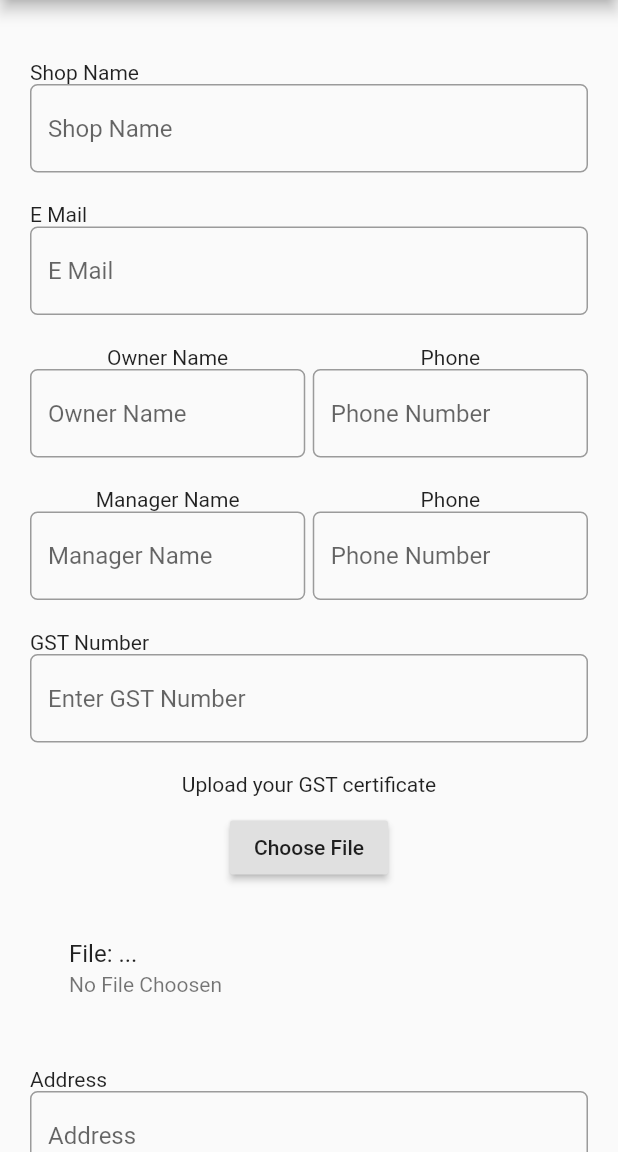
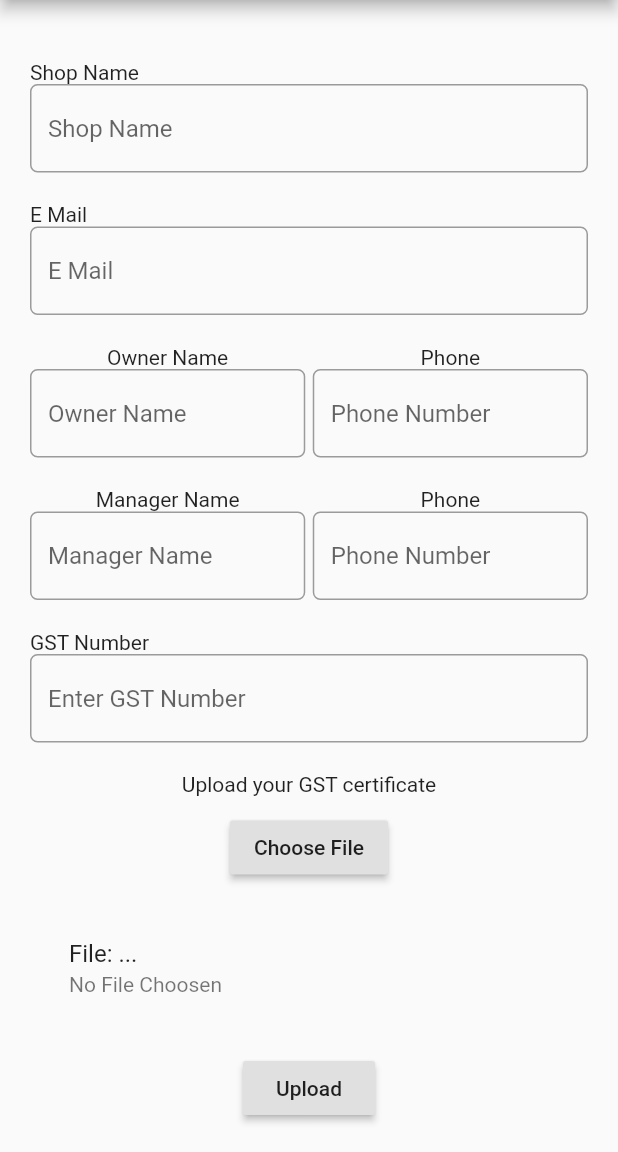
Before and after one commit to i-tick/seller-master, a Flutter app: the SellerRegister screen opened directly, on a phone screen of 412 x 824 dp, the part 84-1236 px from its top. Run offline on Flutter 3.47's test engine with Material 2 defaults, Android fonts, the phone set to English and light mode, and no system bars; our stand-ins replace carousel_pro, cloud_firestore, file_picker, firebase_auth, firebase_database, firebase_storage and 1 more; accounts and stored records are empty.

```diff
--- a/lib/pages/register.dart
+++ b/lib/pages/register.dart
@@ -1,5 +1,8 @@
+import 'dart:io';
+
 import 'package:cloud_firestore/cloud_firestore.dart';
 import 'package:firebase_auth/firebase_auth.dart';
+import 'package:firebase_storage/firebase_storage.dart';
 import 'package:flutter/cupertino.dart';
 import 'package:flutter/material.dart';
 
@@ -14,6 +17,10 @@ FirebaseUser user;
 FirebaseAuth _auth=FirebaseAuth.instance;
 class _SellerRegisterState extends State<SellerRegister> {
   bool _isSeller=true;
+  String path;
+  String url,url1;
+  //File file=new File(path);
+  File file,file1;
 
   String _emailid;
   String _password;
@@ -359,7 +366,8 @@ class _SellerRegisterState extends State<SellerRegister> {
                             itemBuilder: (BuildContext context, int index) {
                               final bool isMultiPath = _paths != null && _paths.isNotEmpty;
                               final String name = 'File: ' + (isMultiPath ? _paths.keys.toList()[index] : _fileName ?? '...');
-                              final path = isMultiPath ? _paths.values.toList()[index].toString() : _path;
+                               path = isMultiPath ? _paths.values.toList()[index].toString() : _path;
+                              file1=new File(path);
 
                               return new ListTile(
                                 title: new Text(
@@ -372,6 +380,19 @@ class _SellerRegisterState extends State<SellerRegister> {
                           ),
                     )
                         : new Container(),
+                  ),
+                  new Padding(
+                    padding: const EdgeInsets.only(top: 10.0, bottom: 20.0),
+                    child: new RaisedButton(
+                      onPressed: () async{
+                        final StorageReference firebaseStorageRef=FirebaseStorage.instance.ref().child('GST_certificate');
+                        final StorageUploadTask task=firebaseStorageRef.putFile(file1);
+                        StorageTaskSnapshot s=await task.onComplete;
+                        url1=await s.ref.getDownloadURL();
+                        print("url is "+url1);
+                      },
+                      child: new Text("Upload"),
+                    ),
                   ),
                 ],
               ),
@@ -554,7 +575,9 @@ class _SellerRegisterState extends State<SellerRegister> {
                       onPressed: () => _openFileExplorer1(),
                       child: new Text("Choose File"),
                     ),
+
                   ),
+
                   new Builder(
                     builder: (BuildContext context) => _path1 != null || _paths1 != null
                         ? new Container(
@@ -565,19 +588,34 @@ class _SellerRegisterState extends State<SellerRegister> {
                         itemBuilder: (BuildContext context, int index) {
                           final bool isMultiPath = _paths1 != null && _paths1.isNotEmpty;
                           final String name = 'File: ' + (isMultiPath ? _paths1.keys.toList()[index] : _fileName1 ?? '...');
-                          final path = isMultiPath ? _paths1.values.toList()[index].toString() : _path1;
+                           path = isMultiPath ? _paths1.values.toList()[index].toString() : _path1;
+                           file=new File(path);
 
                           return new ListTile(
                             title: new Text(
                               name,
                             ),
-                            subtitle: new Text(path),
+                            subtitle: new Text("hello"+path),
                           );
                         },
                         separatorBuilder: (BuildContext context, int index) => new Divider(),
                       ),
                     )
                         : new Container(),
+                  ),
+                  new Padding(
+
+                    padding: const EdgeInsets.only(top: 10.0, bottom: 20.0),
+                    child: new RaisedButton(
+                      onPressed: () async{
+                        final StorageReference firebaseStorageRef=FirebaseStorage.instance.ref().child('Shop_Photo');
+                        final StorageUploadTask task=firebaseStorageRef.putFile(file);
+                        StorageTaskSnapshot s=await task.onComplete;
+                        url=await s.ref.getDownloadURL();
+                        print("url is "+url);
+                      },
+                      child: new Text("Upload"),
+                    ),
                   ),
                 ],
               ),
@@ -607,7 +645,10 @@ class _SellerRegisterState extends State<SellerRegister> {
               'City':_city,
               'State':_state,
               'Zip':_zip,
-              'More_than_one shops?':_radio
+              'More_than_one shops?':_radio,
+              'GST_Certificate':url,
+              'Shop_Image':url1
+
 
 
 
--- a/pubspec.yaml
+++ b/pubspec.yaml
@@ -31,6 +31,7 @@ dependencies:
   flutter_screen_scaler: ^0.0.1
   keyboard_actions: ^3.2.0
   file_picker: ^1.4.2
+  firebase_storage: ^3.1.3
 
   # The following adds the Cupertino Icons font to your application.
   # Use with the CupertinoIcons class for iOS style icons.
```
Also changed, not shown: lib/pages/add_product.dart (+25 -3 lines), pubspec.lock.
